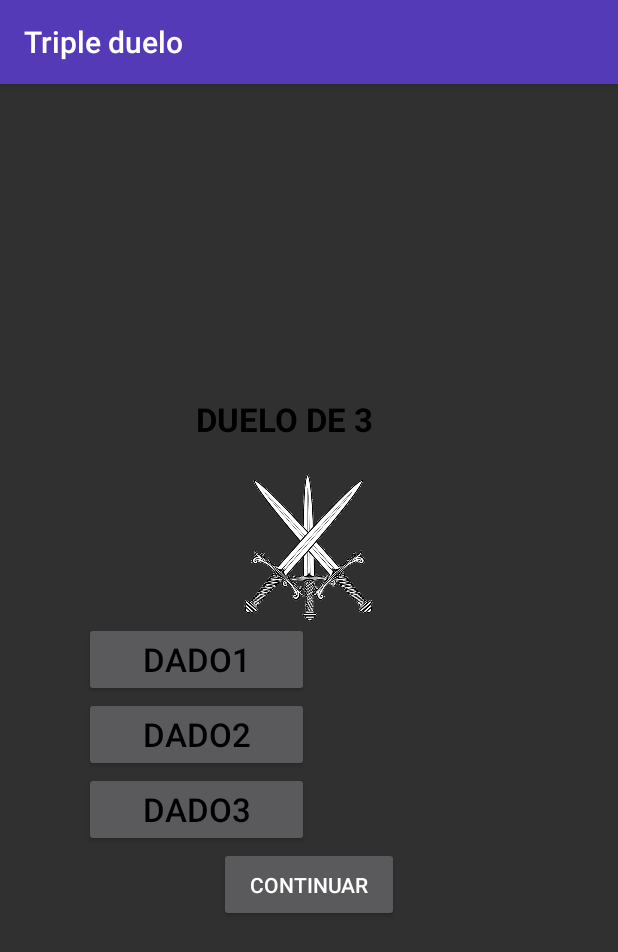
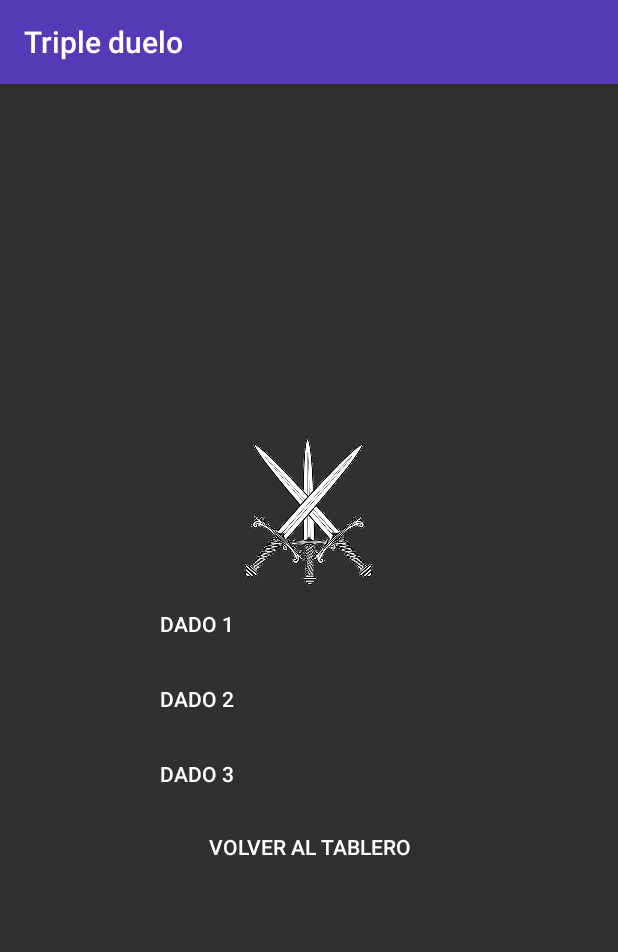
Before and after one commit to CokePedreira/PracticaUbicuaAndroid, an Android app: the DueloTresActivity screen opened directly, with no data from a screen before it, on a phone screen of 412 x 824 dp. Shown: the top 952 px of the screen. Run offline under Robolectric (Android 15) with nearby library versions, the phone set to English and light mode, and no system bars.

Commit message:
Adaptada interfaz de los minijuegos a falta de las imagenes y márgenes. En los duelos y en la pregunta una vez que pulsas el dado o respuesta el botón se desactiva.

```diff
--- a/OcalimochoApp/app/src/main/java/com/example/cokepedreira/ocalimochoapp/CarcelActivity.java
+++ b/OcalimochoApp/app/src/main/java/com/example/cokepedreira/ocalimochoapp/CarcelActivity.java
@@ -15,7 +15,6 @@ import java.util.Random;
 public class CarcelActivity extends ActionBarActivity {
 
 
-    TextView titulo;
     ImageView imagenCarcel;
     Button tirardados;
     TextView castigo;
@@ -27,7 +26,7 @@ public class CarcelActivity extends ActionBarActivity {
         setContentView(R.layout.activity_carcel);
         setTitle("Cárcel");
 
-        titulo = (TextView) findViewById(R.id.titulo);
+
         tirardados = (Button) findViewById(R.id.tirada);
         continuar = (Button) findViewById(R.id.continuar);
         imagenCarcel = (ImageView) findViewById(R.id.imagencarcel);
--- a/OcalimochoApp/app/src/main/java/com/example/cokepedreira/ocalimochoapp/DueloActivity.java
+++ b/OcalimochoApp/app/src/main/java/com/example/cokepedreira/ocalimochoapp/DueloActivity.java
@@ -16,7 +16,6 @@ import java.util.Random;
 public class DueloActivity extends ActionBarActivity {
 
 
-    TextView titulo;
     ImageView imagenDuelo;
     Button dado1;
     Button dado2;
@@ -28,7 +27,6 @@ public class DueloActivity extends ActionBarActivity {
     protected void onCreate(Bundle savedInstanceState) {
         super.onCreate(savedInstanceState);
         setContentView(R.layout.activity_duelo);
-        titulo = (TextView) findViewById(R.id.titulo);
         dado1 = (Button) findViewById(R.id.dado1);
         dado2 = (Button) findViewById(R.id.dado2);
         resultado1 = (TextView) findViewById(R.id.resultado1);
@@ -48,6 +46,8 @@ public class DueloActivity extends ActionBarActivity {
     }
     public void tirardado1(View view){
        resultado1.setText(Integer.toString(aleatorio()));
+        dado1.setEnabled(false);
+        dado1.setVisibility(View.INVISIBLE);
 
 
 
@@ -55,6 +55,8 @@ public class DueloActivity extends ActionBarActivity {
     public void tirardado2(View view){
 
         resultado2.setText(Integer.toString(aleatorio()));
+        dado2.setEnabled(false);
+        dado2.setVisibility(View.INVISIBLE);
 
     }
 
--- a/OcalimochoApp/app/src/main/java/com/example/cokepedreira/ocalimochoapp/DueloTresActivity.java
+++ b/OcalimochoApp/app/src/main/java/com/example/cokepedreira/ocalimochoapp/DueloTresActivity.java
@@ -14,7 +14,6 @@ import java.util.Random;
 
 public class DueloTresActivity extends ActionBarActivity {
 
-    TextView titulo;
     ImageView imagenDuelotres;
     Button dado1;
     Button dado2;
@@ -30,7 +29,6 @@ public class DueloTresActivity extends ActionBarActivity {
         setContentView(R.layout.activity_duelo_tres);
         setTitle("Triple duelo");
 
-        titulo = (TextView) findViewById(R.id.titulo);
         dado1 = (Button) findViewById(R.id.dado1);
         dado2 = (Button) findViewById(R.id.dado2);
         dado3 = (Button) findViewById(R.id.dado3);
@@ -50,6 +48,8 @@ public class DueloTresActivity extends ActionBarActivity {
     }
     public void tirardado1(View view){
         resultado1.setText(Integer.toString(aleatorio()));
+        dado1.setEnabled(false);
+        dado1.setVisibility(View.INVISIBLE);
 
 
 
@@ -57,11 +57,15 @@ public class DueloTresActivity extends ActionBarActivity {
     public void tirardado2(View view){
 
         resultado2.setText(Integer.toString(aleatorio()));
+        dado2.setEnabled(false);
+        dado2.setVisibility(View.INVISIBLE);
 
     }
     public void tirardado3(View view){
 
         resultado3.setText(Integer.toString(aleatorio()));
+        dado3.setEnabled(false);
+        dado3.setVisibility(View.INVISIBLE);
 
     }
 
--- a/OcalimochoApp/app/src/main/java/com/example/cokepedreira/ocalimochoapp/MarcasActivity.java
+++ b/OcalimochoApp/app/src/main/java/com/example/cokepedreira/ocalimochoapp/MarcasActivity.java
@@ -21,7 +21,6 @@ public class MarcasActivity extends ActionBarActivity {
 
 
 
-    TextView titulo;
     ImageView imagenmarcas;
     TextView instrucciones;
     TextView listaPalabras;
@@ -32,7 +31,6 @@ public class MarcasActivity extends ActionBarActivity {
         super.onCreate(savedInstanceState);
         setContentView(R.layout.activity_marcas);
         setTitle("Marcas");
-        titulo = (TextView) findViewById(R.id.titulo);
         instrucciones = (TextView) findViewById(R.id.instrucciones);
         listaPalabras = (TextView) findViewById(R.id.marca);
         continuar = (Button) findViewById(R.id.continuar);
--- a/OcalimochoApp/app/src/main/java/com/example/cokepedreira/ocalimochoapp/MimicaActivity.java
+++ b/OcalimochoApp/app/src/main/java/com/example/cokepedreira/ocalimochoapp/MimicaActivity.java
@@ -22,7 +22,6 @@ public class MimicaActivity extends ActionBarActivity {
 
 
 
-    TextView titulo;
     ImageView imageMimica;
     TextView instrucciones;
     TextView listaPelicula;
@@ -35,7 +34,6 @@ public class MimicaActivity extends ActionBarActivity {
         super.onCreate(savedInstanceState);
         setContentView(R.layout.activity_mimica);
         setTitle("Mímica");
-        titulo = (TextView) findViewById(R.id.titulo);
         instrucciones = (TextView) findViewById(R.id.instrucciones);
         listaPelicula = (TextView) findViewById(R.id.pelicula);
         continuar = (Button) findViewById(R.id.continuar);
--- a/OcalimochoApp/app/src/main/java/com/example/cokepedreira/ocalimochoapp/PaswordActivity.java
+++ b/OcalimochoApp/app/src/main/java/com/example/cokepedreira/ocalimochoapp/PaswordActivity.java
@@ -21,7 +21,6 @@ public class PaswordActivity extends ActionBarActivity {
 
 
 
-    TextView titulo;
     ImageView imagenPassword;
     TextView instrucciones;
     TextView listaPalabras;
@@ -32,7 +31,6 @@ public class PaswordActivity extends ActionBarActivity {
         super.onCreate(savedInstanceState);
         setContentView(R.layout.activity_pasword);
         setTitle("Password");
-        titulo = (TextView) findViewById(R.id.titulo);
         instrucciones = (TextView) findViewById(R.id.instrucciones);
         listaPalabras = (TextView) findViewById(R.id.palabra);
         continuar = (Button) findViewById(R.id.continuar);
--- a/OcalimochoApp/app/src/main/java/com/example/cokepedreira/ocalimochoapp/TabuActivity.java
+++ b/OcalimochoApp/app/src/main/java/com/example/cokepedreira/ocalimochoapp/TabuActivity.java
@@ -20,7 +20,6 @@ public class TabuActivity extends ActionBarActivity {
 
 
 
-    TextView titulo;
     ImageView imagenTabu;
     TextView avisoTabu;
     TextView listaPersoanjes;
@@ -35,7 +34,6 @@ public class TabuActivity extends ActionBarActivity {
         super.onCreate(savedInstanceState);
         setContentView(R.layout.activity_tabu);
         setTitle("Palabra Tabú");
-        titulo = (TextView) findViewById(R.id.titulo);
         avisoTabu = (TextView) findViewById(R.id.AvisoTabu);
         listaPersoanjes = (TextView) findViewById(R.id.personaje);
         continuar = (Button) findViewById(R.id.continuar);
--- a/OcalimochoApp/app/src/main/java/com/example/cokepedreira/ocalimochoapp/YoNuncaActivity.java
+++ b/OcalimochoApp/app/src/main/java/com/example/cokepedreira/ocalimochoapp/YoNuncaActivity.java
@@ -20,7 +20,6 @@ public class YoNuncaActivity extends ActionBarActivity {
 
 
 
-    TextView titulo;
     ImageView imageYoNunca;
     TextView listaYoNunca;
     Button continuar;
@@ -30,7 +29,6 @@ public class YoNuncaActivity extends ActionBarActivity {
         super.onCreate(savedInstanceState);
         setContentView(R.layout.activity_yo_nunca);
         setTitle("Yo nunca");
-        titulo = (TextView) findViewById(R.id.titulo);
         listaYoNunca = (TextView) findViewById(R.id.yoNunca);
         continuar = (Button) findViewById(R.id.continuar);
 
--- a/OcalimochoApp/app/src/main/res/layout/activity_duelo_tres.xml
+++ b/OcalimochoApp/app/src/main/res/layout/activity_duelo_tres.xml
@@ -5,15 +5,7 @@
     android:gravity="center"
     tools:context="com.example.cokepedreira.ocalimochoapp.MimicaActivity">
 
-    <TextView
-        android:layout_width="150dp"
-        android:layout_height="50dp"
-        android:layout_gravity="center_horizontal"
-        android:textSize="22dp"
-        android:textStyle="bold"
-        android:textColor="#000000"
-        android:id="@+id/titulo"
-        android:text="DUELO DE 3"/>
+
     <ImageView
         android:id="@+id/imagenduelo3"
         android:layout_width="100dp"
@@ -29,19 +21,18 @@
         android:layout_alignParentTop="true">
 
         <Button
+            style="?android:attr/borderlessButtonStyle"
             android:layout_width="150dp"
             android:layout_height="50dp"
             android:id="@+id/dado1"
-            android:textSize="22dp"
+            android:textSize="14sp"
             android:onClick="tirardado1"
-            android:textColor="#000000"
-            android:text="dado1"/>
+            android:text="DADO 1"/>
         <TextView
             android:layout_width="150dp"
             android:layout_height="50dp"
             android:id="@+id/resultado1"
-            android:textSize="22dp"
-            android:textColor="#000000"/>
+            android:textSize="16sp" />
 
     </LinearLayout>
     <LinearLayout
@@ -52,21 +43,20 @@
         android:gravity="center"
         android:layout_alignParentTop="true">
         <Button
+            style="?android:attr/borderlessButtonStyle"
             android:layout_width="150dp"
             android:layout_height="50dp"
             android:id="@+id/dado2"
-            android:textSize="22dp"
+            android:textSize="14sp"
             android:onClick="tirardado2"
-            android:textColor="#000000"
-            android:text="dado2"/>
+            android:text="DADO 2"/>
 
 
         <TextView
             android:layout_width="150dp"
             android:layout_height="50dp"
             android:id="@+id/resultado2"
-            android:textSize="22dp"
-            android:textColor="#000000"/>
+            android:textSize="16sp"/>
     </LinearLayout>
     <LinearLayout
         xmlns:android="http://schemas.android.com/apk/res/android"
@@ -77,34 +67,29 @@
         android:layout_alignParentTop="true">
 
         <Button
+            style="?android:attr/borderlessButtonStyle"
             android:layout_width="150dp"
             android:layout_height="50dp"
             android:id="@+id/dado3"
-            android:textSize="22dp"
+            android:textSize="14sp"
             android:onClick="tirardado3"
-            android:textColor="#000000"
-            android:text="dado3"/>
+            android:text="DADO 3"/>
         <TextView
             android:layout_width="150dp"
             android:layout_height="50dp"
             android:id="@+id/resultado3"
-            android:textSize="22dp"
-            android:textColor="#000000"/>
+            android:textSize="16sp"/>
 
     </LinearLayout>
 
 
-
-
-
-
-
     <Button
-        android:layout_width="120dp"
-        android:layout_height="50dp"
+        style="?android:attr/borderlessButtonStyle"
+        android:layout_width="wrap_content"
+        android:layout_height="wrap_content"
         android:id="@+id/continuar"
         android:onClick="volverTablero"
-        android:text="Continuar"/>
+        android:text="VOLVER AL TABLERO"/>
 
 
 </LinearLayout>
--- a/OcalimochoApp/app/src/main/res/layout/activity_ranking.xml
+++ b/OcalimochoApp/app/src/main/res/layout/activity_ranking.xml
@@ -9,8 +9,7 @@
         android:layout_width="match_parent"
         android:layout_height="wrap_content"
         android:textStyle="bold"
-        android:textSize="40sp"
-        android:textColor="#000000"
+        android:textSize="20sp"
         android:gravity="center_horizontal"
         android:layout_margin="20dp"/>
 
```
Also changed, not shown: OcalimochoApp/app/src/main/assets/casillas.json (+8 -8 lines), OcalimochoApp/app/src/main/java/com/example/cokepedreira/ocalimochoapp/PreguntaActivity.java (+24 -2 lines), OcalimochoApp/app/src/main/res/layout/activity_duelo.xml (+10 -9 lines), OcalimochoApp/app/src/main/res/layout/activity_marcas.xml (+10 -18 lines), OcalimochoApp/app/src/main/res/layout/activity_mimica.xml (+8 -16 lines), OcalimochoApp/app/src/main/res/layout/activity_pasword.xml (+6 -15 lines), OcalimochoApp/app/src/main/res/layout/activity_pregunta.xml (+19 -28 lines), OcalimochoApp/app/src/main/res/layout/activity_tabu.xml (+10 -24 lines), OcalimochoApp/app/src/main/res/layout/activity_yo_nunca.xml (+5 -15 lines), 1 other file.
